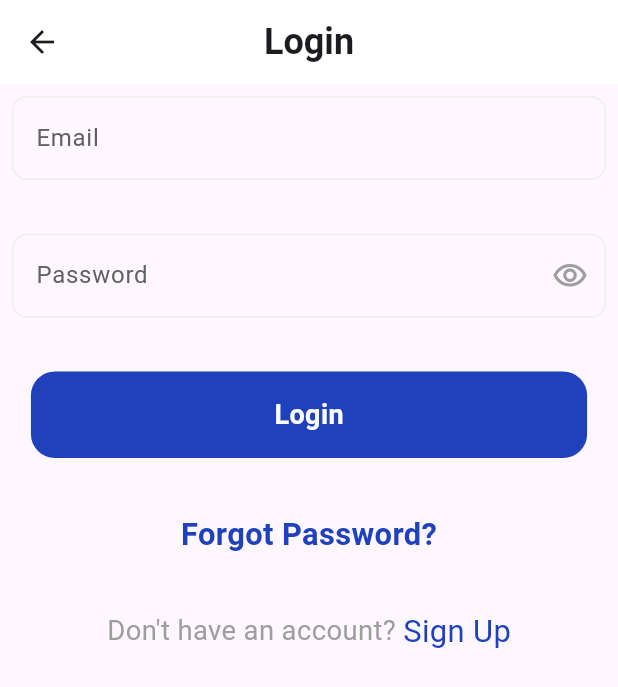
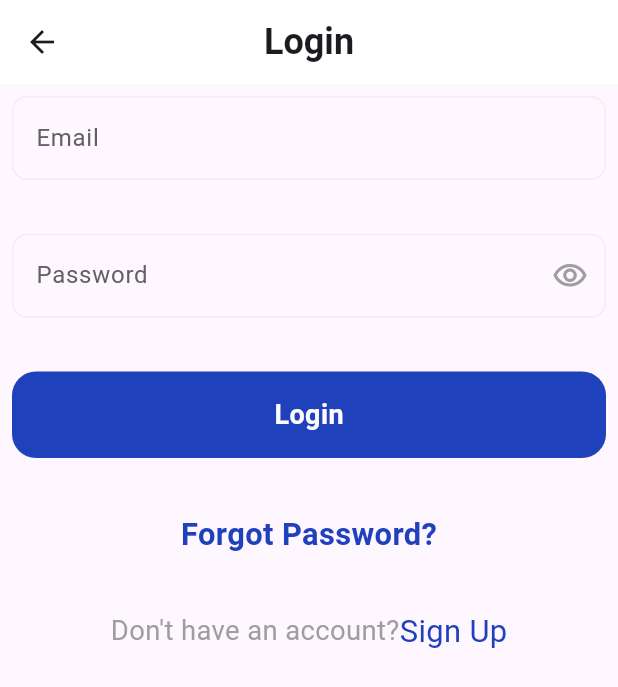
Before and after one commit to abdelhamiddsalah/moneymateapp, a Flutter app: the screen it shows after launch, after a tap on "Login", on a phone screen of 412 x 824 dp. Shown: the top 687 px of the screen. Run offline on Flutter 3.47's test engine with Material 3 defaults, Android fonts, the phone set to English and light mode, and no system bars; our stand-ins replace bloc, equatable, firebase_core, flutter_screenutil, go_router; accounts and stored records are empty.

Commit message:
sinup ui

```diff
--- a/lib/constants/images.dart
+++ b/lib/constants/images.dart
@@ -9,6 +9,10 @@ class Assets {
   /// Assets for imagesHistorybottomitemgrey
   /// assets/images/historybottomitemgrey.svg
   static const String imagesHistorybottomitemgrey = "assets/images/historybottomitemgrey.svg";
+
+  /// Assets for imagesIconsgoogle
+  /// assets/images/iconsgoogle.png
+  static const String imagesIconsgoogle = "assets/images/iconsgoogle.png";
 
   /// Assets for imagesOneprofile
   /// assets/images/oneprofile.png
--- a/lib/core/styles/textstyles.dart
+++ b/lib/core/styles/textstyles.dart
@@ -8,6 +8,7 @@ class Textstyles {
     fontWeight: FontWeight.w600,
     color: ProjectColors.secondaryColor,
   );
+   static final text14 = TextStyle(fontSize: 14.sp);
   static final text16 = TextStyle(fontSize: 16.sp);
     static final text18 = TextStyle(fontSize: 18.sp);
 }
--- a/lib/core/widgets/custom_button.dart
+++ b/lib/core/widgets/custom_button.dart
@@ -1,5 +1,4 @@
 import 'package:flutter/material.dart';
-import 'package:moneymateapp/core/extention/extention.dart';
 import 'package:moneymateapp/core/styles/project_colors.dart';
 import 'package:moneymateapp/core/styles/textstyles.dart';
 
@@ -26,7 +25,7 @@ class CustomButton extends StatelessWidget {
     return GestureDetector(
       onTap: onTap,
       child: Container(
-        width: width * 0.9,
+        width: width ,
         height: height * 0.07,
         decoration: BoxDecoration(
           borderRadius: BorderRadius.circular(16),
--- /dev/null
+++ b/lib/core/widgets/custom_login_and_sinup.dart
@@ -0,0 +1,40 @@
+import 'package:flutter/material.dart';
+import 'package:go_router/go_router.dart';
+import 'package:moneymateapp/core/routing/routes.dart';
+import 'package:moneymateapp/core/styles/project_colors.dart';
+import 'package:moneymateapp/core/styles/textstyles.dart';
+
+class CustomLoginAndSinup extends StatelessWidget {
+  const CustomLoginAndSinup({
+    super.key,
+    required this.text,
+    required this.navigation, this.onTap,
+  });
+  final String text;
+  final String navigation;
+ final void Function()? onTap;
+  @override
+  Widget build(BuildContext context) {
+    return Row(
+      mainAxisAlignment: MainAxisAlignment.center,
+      children: [
+        Text(
+        text  ,
+          style: Textstyles.text16.copyWith(color: Colors.grey),
+        ),
+
+        GestureDetector(
+          onTap: () {
+            GoRouter.of(context).push(Routes.signup);
+          },
+          child: Text(
+            navigation,
+            style: Textstyles.text18.copyWith(
+              color: ProjectColors.primaryColor,
+            ),
+          ),
+        ),
+      ],
+    );
+  }
+}
--- a/lib/features/auth/login/presentation/widgets/body_login_view.dart
+++ b/lib/features/auth/login/presentation/widgets/body_login_view.dart
@@ -5,6 +5,7 @@ import 'package:moneymateapp/core/routing/routes.dart';
 import 'package:moneymateapp/core/styles/project_colors.dart';
 import 'package:moneymateapp/core/styles/textstyles.dart';
 import 'package:moneymateapp/core/widgets/custom_button.dart';
+import 'package:moneymateapp/core/widgets/custom_login_and_sinup.dart';
 import 'package:moneymateapp/core/widgets/custom_textformfiled.dart';
 
 class BodyLoginView extends StatelessWidget {
@@ -35,27 +36,9 @@ class BodyLoginView extends StatelessWidget {
               ),
             ),
 
-            Row(
-              mainAxisAlignment: MainAxisAlignment.center,
-              children: [
-                Text(
-                  'Don\'t have an account? ',
-                  style: Textstyles.text16.copyWith(color: Colors.grey),
-                ),
-
-                GestureDetector(
-                  onTap: () {
-                    GoRouter.of(context).push(Routes.signup);
-                  },
-                  child: Text(
-                    'Sign Up',
-                    style: Textstyles.text18.copyWith(
-                      color: ProjectColors.primaryColor,
-                    ),
-                  ),
-                ),
-              ],
-            ),
+            CustomLoginAndSinup(text: "Don't have an account?", navigation: 'Sign Up', onTap: () {
+              GoRouter.of(context).push(Routes.signup);
+            },),
           ],
         ),
       ),
--- a/lib/features/auth/sinup/presentation/pages/sinup_view.dart
+++ b/lib/features/auth/sinup/presentation/pages/sinup_view.dart
@@ -12,7 +12,8 @@ class SinupView extends StatelessWidget {
         elevation: 0,
         centerTitle: true,
         title: Text('Sign Up',style: TextStyle(fontSize: 24,fontWeight: FontWeight.bold),),
-      ),
+
+      ),backgroundColor: Colors.white,
       body: BobySinupView(),
     );
   }
--- a/lib/features/onboarding/presentation/widgets/onboarding_view_body.dart
+++ b/lib/features/onboarding/presentation/widgets/onboarding_view_body.dart
@@ -64,6 +64,7 @@ class OnboardingViewBody extends StatelessWidget {
                         },
                         text: 'Login',
                         textcolor: ProjectColors.primaryColor,
+                        // ignore: deprecated_member_use
                         color: ProjectColors.primaryColor.withOpacity(0.2),
                       ),
                       SizedBox(height: constraints.maxHeight * 0.02),
```
Also changed, not shown: lib/features/auth/sinup/presentation/widgets/boby_sinup_view.dart (+46 -2 lines), lib/features/auth/sinup/presentation/widgets/button_google.dart (added, +41 -0 lines), lib/features/auth/sinup/presentation/widgets/custom_row_and_text.dart (added, +62 -0 lines).
